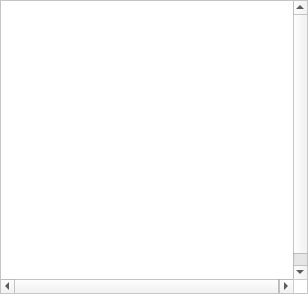
This is wq_data_widget.ui in vialrogo/Weight-Queue-Validator as Qt 5 draws it before an edit. The edited form follows.
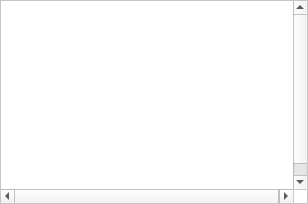
This is the edited form.

```diff
--- a/wq_data_widget.ui
+++ b/wq_data_widget.ui
@@ -7,7 +7,7 @@
     <x>0</x>
     <y>0</y>
     <width>308</width>
-    <height>294</height>
+    <height>204</height>
    </rect>
   </property>
   <property name="sizePolicy">
@@ -19,13 +19,13 @@
   <property name="minimumSize">
    <size>
     <width>308</width>
-    <height>294</height>
+    <height>204</height>
    </size>
   </property>
   <property name="maximumSize">
    <size>
     <width>308</width>
-    <height>294</height>
+    <height>204</height>
    </size>
   </property>
   <property name="windowTitle">
@@ -45,7 +45,7 @@
      <x>0</x>
      <y>0</y>
      <width>308</width>
-     <height>294</height>
+     <height>204</height>
     </rect>
    </property>
    <property name="sizePolicy">
@@ -57,13 +57,13 @@
    <property name="minimumSize">
     <size>
      <width>308</width>
-     <height>294</height>
+     <height>204</height>
     </size>
    </property>
    <property name="maximumSize">
     <size>
      <width>308</width>
-     <height>294</height>
+     <height>204</height>
     </size>
    </property>
    <property name="widgetResizable">
@@ -75,7 +75,7 @@
       <x>0</x>
       <y>0</y>
       <width>293</width>
-      <height>292</height>
+      <height>202</height>
      </rect>
     </property>
     <property name="sizePolicy">
@@ -87,13 +87,13 @@
     <property name="minimumSize">
      <size>
       <width>293</width>
-      <height>292</height>
+      <height>202</height>
      </size>
     </property>
     <property name="maximumSize">
      <size>
       <width>293</width>
-      <height>292</height>
+      <height>202</height>
      </size>
     </property>
    </widget>
```
